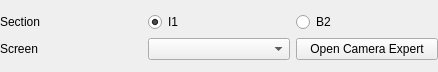
Above: esme/gui/ui/area.ui from st-walker/esme before the change. Below: the same form after it.
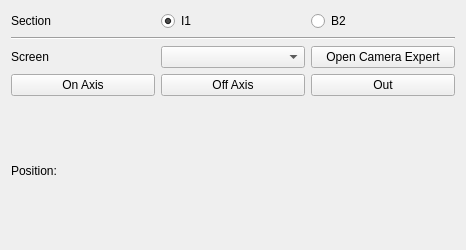
That is the form after the change.

Diff of the .ui file:
```diff
--- a/esme/gui/ui/area.ui
+++ b/esme/gui/ui/area.ui
@@ -6,8 +6,8 @@
    <rect>
     <x>0</x>
     <y>0</y>
-    <width>438</width>
-    <height>72</height>
+    <width>466</width>
+    <height>250</height>
    </rect>
   </property>
   <property name="sizePolicy">
@@ -20,52 +20,21 @@
    <string>Form</string>
   </property>
   <layout class="QGridLayout" name="gridLayout">
-   <property name="leftMargin">
-    <number>0</number>
-   </property>
-   <property name="topMargin">
-    <number>0</number>
-   </property>
-   <property name="rightMargin">
-    <number>0</number>
-   </property>
-   <property name="bottomMargin">
-    <number>0</number>
-   </property>
-   <property name="horizontalSpacing">
-    <number>-1</number>
-   </property>
-   <item row="0" column="0">
-    <layout class="QVBoxLayout" name="verticalLayout">
-     <item>
-      <layout class="QHBoxLayout" name="horizontalLayout_2">
-       <item>
-        <widget class="QLabel" name="section_label">
+   <item row="3" column="0">
+    <widget class="QPushButton" name="screen_on_axis_button">
          <property name="text">
-          <string>Section</string>
+      <string>On Axis</string>
          </property>
         </widget>
        </item>
-       <item>
-        <widget class="QRadioButton" name="i1_radio_button">
+   <item row="4" column="1" colspan="2">
+    <widget class="QLabel" name="screen_position_label">
          <property name="text">
-          <string>I1</string>
-         </property>
-         <property name="checked">
-          <bool>true</bool>
-         </property>
-        </widget>
-       </item>
-       <item>
-        <widget class="QRadioButton" name="b2_radio_button">
-         <property name="text">
-          <string>B2</string>
-         </property>
-        </widget>
-       </item>
-      </layout>
-     </item>
-     <item>
+      <string/>
+     </property>
+    </widget>
+   </item>
+   <item row="2" column="0" colspan="3">
       <layout class="QHBoxLayout" name="horizontalLayout_3">
        <item>
         <widget class="QLabel" name="screen_label">
@@ -96,8 +65,62 @@
        </item>
       </layout>
      </item>
+   <item row="3" column="1">
+    <widget class="QPushButton" name="screen_off_axis_button">
+     <property name="text">
+      <string>Off Axis</string>
+     </property>
+    </widget>
+   </item>
+   <item row="3" column="2">
+    <widget class="QPushButton" name="screen_out_button">
+     <property name="text">
+      <string>Out</string>
+     </property>
+    </widget>
+   </item>
+   <item row="4" column="0">
+    <widget class="QLabel" name="label">
+     <property name="text">
+      <string>Position:</string>
+     </property>
+    </widget>
+   </item>
+   <item row="0" column="0" colspan="3">
+    <layout class="QHBoxLayout" name="horizontalLayout_2">
+     <item>
+      <widget class="QLabel" name="section_label">
+       <property name="text">
+        <string>Section</string>
+       </property>
+      </widget>
+     </item>
+     <item>
+      <widget class="QRadioButton" name="i1_radio_button">
+       <property name="text">
+        <string>I1</string>
+       </property>
+       <property name="checked">
+        <bool>true</bool>
+       </property>
+      </widget>
+     </item>
+     <item>
+      <widget class="QRadioButton" name="b2_radio_button">
+       <property name="text">
+        <string>B2</string>
+       </property>
+      </widget>
+     </item>
     </layout>
    </item>
+   <item row="1" column="0" colspan="3">
+    <widget class="Line" name="line">
+     <property name="orientation">
+      <enum>Qt::Horizontal</enum>
+     </property>
+    </widget>
+   </item>
   </layout>
  </widget>
  <resources/>
```
Lines whose indentation alone changed are shown as unchanged.
